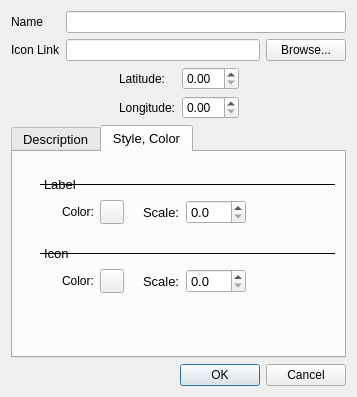
Before: the Qt Designer form src/plugins/render/annotate/EditTextAnnotationDialog.ui in calincru/marble, drawn with Qt 5.
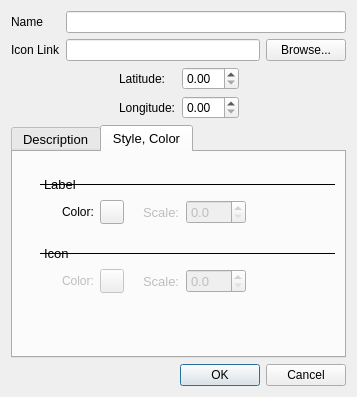
After: the same form once the commit is applied.

Commit message: Disabled fields which are not working

Patch:
```diff
--- a/src/plugins/render/annotate/EditTextAnnotationDialog.ui
+++ b/src/plugins/render/annotate/EditTextAnnotationDialog.ui
@@ -293,7 +293,10 @@
          <item>
           <layout class="QHBoxLayout" name="horizontalLayout_3">
            <item>
-            <widget class="QLabel" name="label_5">
+            <widget class="QLabel" name="m_labelScaleField">
+             <property name="enabled">
+              <bool>false</bool>
+             </property>
              <property name="text">
               <string>Scale:</string>
              </property>
@@ -301,6 +304,9 @@
            </item>
            <item>
             <widget class="QDoubleSpinBox" name="m_labelScale">
+             <property name="enabled">
+              <bool>false</bool>
+             </property>
              <property name="decimals">
               <number>1</number>
              </property>
@@ -390,7 +396,10 @@
          <item>
           <layout class="QHBoxLayout" name="horizontalLayout_11">
            <item>
-            <widget class="QLabel" name="label_9">
+            <widget class="QLabel" name="m_iconColorField">
+             <property name="enabled">
+              <bool>false</bool>
+             </property>
              <property name="font">
               <font>
                <pointsize>9</pointsize>
@@ -403,6 +412,9 @@
            </item>
            <item>
             <widget class="QPushButton" name="m_iconButton">
+             <property name="enabled">
+              <bool>false</bool>
+             </property>
              <property name="sizePolicy">
               <sizepolicy hsizetype="Minimum" vsizetype="Fixed">
                <horstretch>0</horstretch>
@@ -447,7 +459,10 @@
          <item>
           <layout class="QHBoxLayout" name="horizontalLayout_12">
            <item>
-            <widget class="QLabel" name="label_10">
+            <widget class="QLabel" name="m_iconScaleField">
+             <property name="enabled">
+              <bool>false</bool>
+             </property>
              <property name="text">
               <string>Scale:</string>
              </property>
@@ -455,6 +470,9 @@
            </item>
            <item>
             <widget class="QDoubleSpinBox" name="m_iconScale">
+             <property name="enabled">
+              <bool>false</bool>
+             </property>
              <property name="decimals">
               <number>1</number>
              </property>
```
